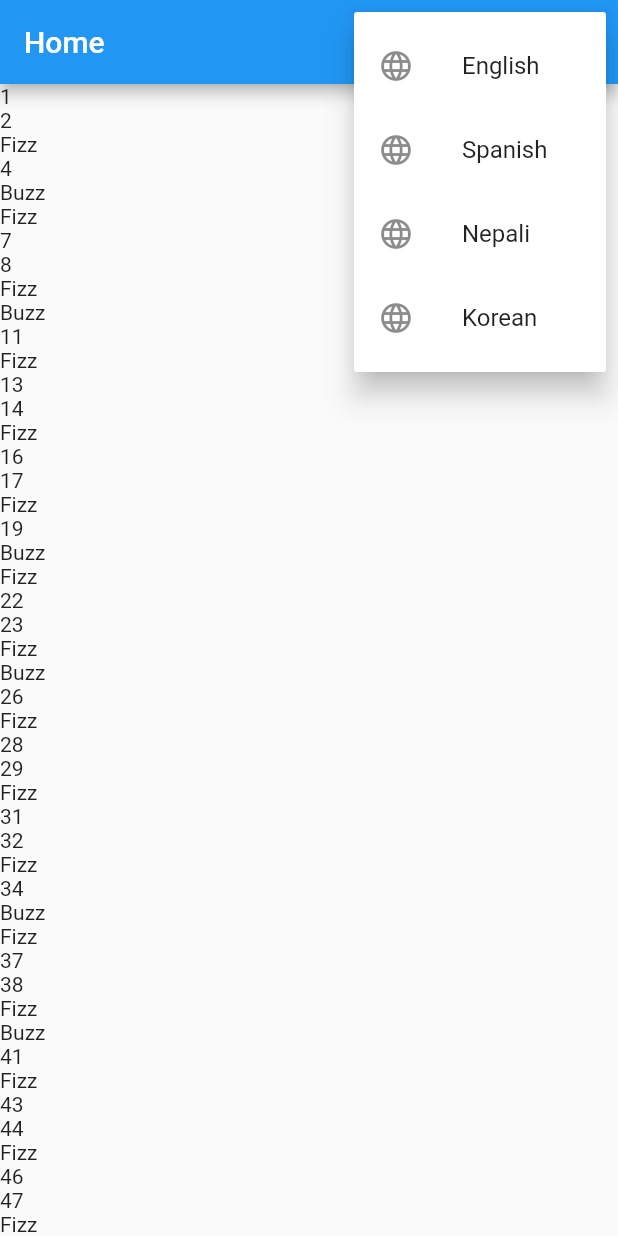
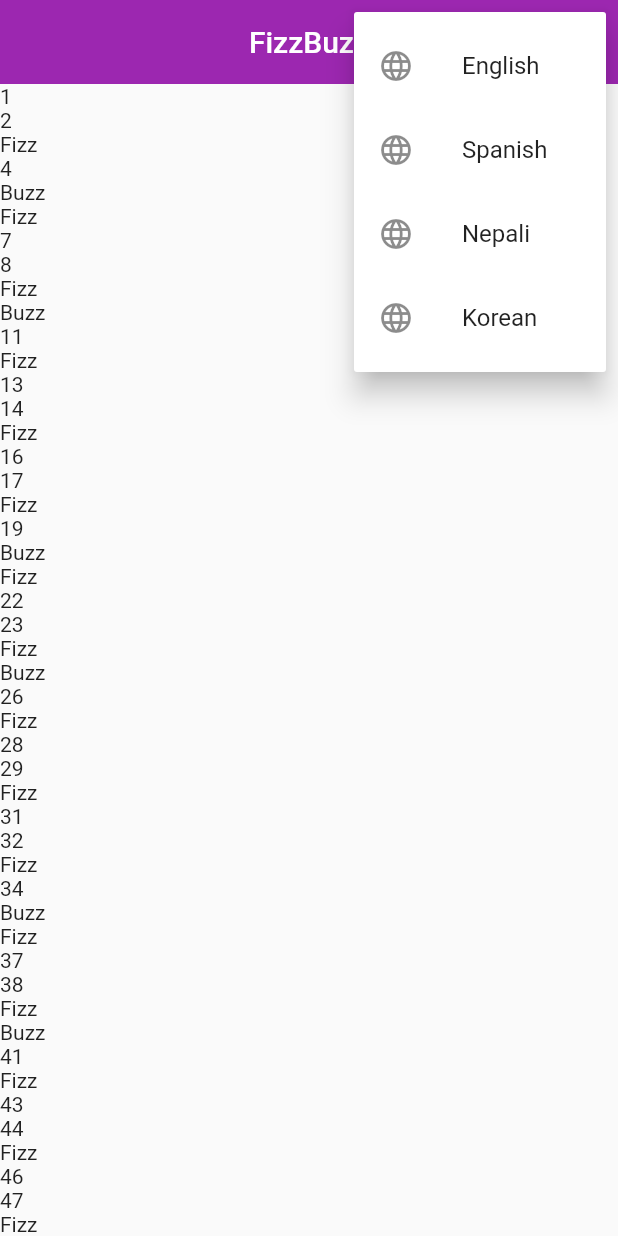
Before and after one commit to gautamswostik/flutter-language-changable-and-dark-mode, a Flutter app: the screen it shows after launch, after a tap on the "more vert" icon, on a phone screen of 412 x 824 dp. Run offline on Flutter 3.47's test engine with Material 2 defaults, Android fonts, the light colour scheme and no system bars; our stand-ins replace bloc, equatable, flutter_bloc, flutter_hooks, hive, hive_flutter; accounts and stored records are empty; statements that could not run were skipped.

Commit message:
minor bug fixes and started doing theame

```diff
--- a/assets/languages/en.json
+++ b/assets/languages/en.json
@@ -6,6 +6,7 @@
     "Korean":"Korean",
     "Fizz":"Fizz",
     "Buzz":"Buzz",
+    "FizzBuzz":"FizzBuzz",
     "1":"1",
     "2":"2",
     "3":"3",
--- a/assets/languages/es.json
+++ b/assets/languages/es.json
@@ -6,6 +6,7 @@
     "Korean":"Coreana",
     "Fizz":"Efervescencia",
     "Buzz":"Zumbido",
+    "FizzBuzz":"FizzBuzz",
     "1":"uno",
     "2":"dos",
     "3":"tres",
--- a/assets/languages/ko.json
+++ b/assets/languages/ko.json
@@ -6,6 +6,7 @@
     "Korean":"한국어",
     "Fizz":"활기",
     "Buzz":"버저 소리",
+    "FizzBuzz":"피지 버즈",
     "1": "일",
     "2": "이",
     "3": "삼",
--- a/assets/languages/ne.json
+++ b/assets/languages/ne.json
@@ -6,6 +6,7 @@
     "Korean":"कोरियाली",
     "Fizz":"फिज्ज",
     "Buzz":"बज्ज",
+    "FizzBuzz":"फिज्ज बज्ज",
     "1":"एक",
     "2":"दुई",
     "3":"तीन",
--- a/lib/app/app.dart
+++ b/lib/app/app.dart
@@ -25,6 +25,13 @@ class MyApp extends HookWidget {
             return MaterialApp(
               debugShowCheckedModeBanner: false,
               home: const HomeScreen(),
+              theme: ThemeData(
+                primarySwatch: Colors.purple,
+                appBarTheme: const AppBarTheme(
+                  elevation: 0.0,
+                  centerTitle: true,
+                ),
+              ),
               supportedLocales: [
                 ...Languages.languages
                     .map((e) => Locale(e.languageCode))
--- a/lib/application/language/language_cubit.dart
+++ b/lib/application/language/language_cubit.dart
@@ -10,13 +10,16 @@ part 'language_state.dart';
 
 class LanguageCubit extends Cubit<LanguageState> {
   LanguageCubit()
-      : super(
-          LanguageLoaded(
-            locale: Locale(Languages.languages[0].languageCode),
+      : super(LanguageLoaded(
+          locale: Locale(
+            Languages.languages[0].languageCode,
           ),
-        );
+        ));
 
   void toggle(LanguageEntity languageEntity) async {
+    final languageBox = await Hive.openBox(HiveBox.languageBox);
+    await languageBox.put('language', languageEntity.languageCode);
+    languageBox.close();
     emit(
       LanguageLoaded(
         locale: Locale(
@@ -27,9 +30,7 @@ class LanguageCubit extends Cubit<LanguageState> {
   }
 
   void getLang() async {
-    final languageBox = await Hive.openBox(HiveBox.languageBox);
-    String entity = languageBox.get('language');
-    languageBox.close();
+    String entity = await lang;
     emit(
       LanguageLoaded(
         locale: Locale(
@@ -37,6 +38,12 @@ class LanguageCubit extends Cubit<LanguageState> {
         ),
       ),
     );
+  }
+
+  Future<String> get lang async {
+    final languageBox = await Hive.openBox(HiveBox.languageBox);
+    String entity = languageBox.get('language');
     languageBox.close();
+    return entity;
   }
 }
--- a/lib/utils/apptexts/app_texts.dart
+++ b/lib/utils/apptexts/app_texts.dart
@@ -1,4 +1,4 @@
 class AppTexts {
   const AppTexts();
-  static const String home = 'Home';
+  static const String home = 'FizzBuzz';
 }
```
Also changed, not shown: lib/app_setup/theme/theme_choices.dart (added, +10 -0 lines), lib/presentation/home.dart (+1 -28 lines).
